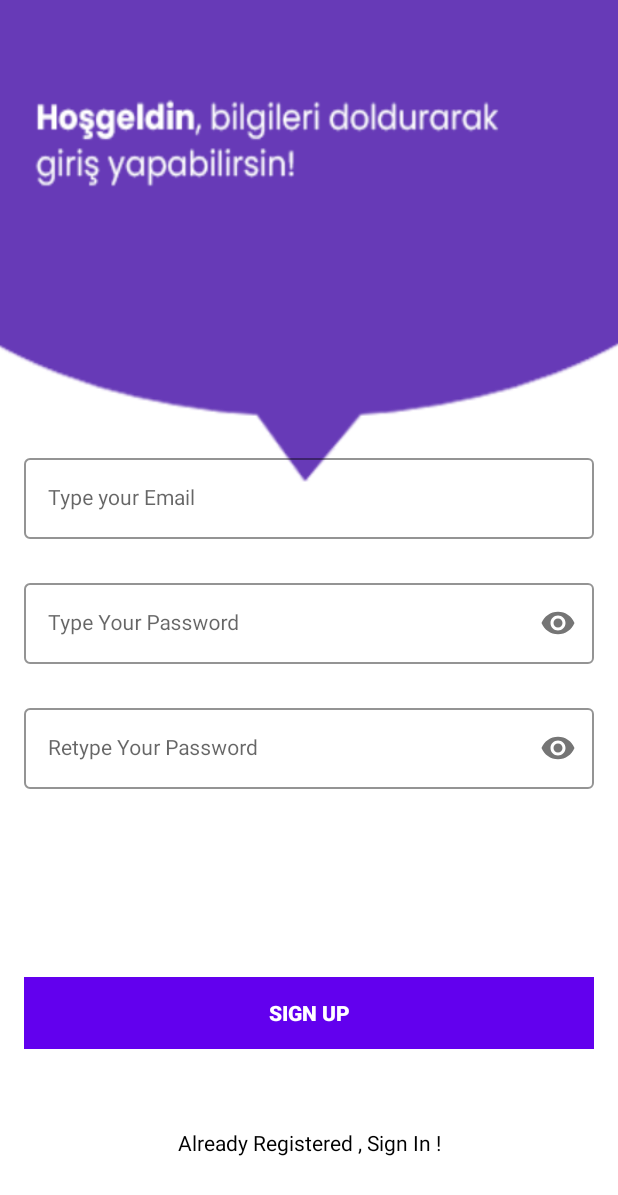
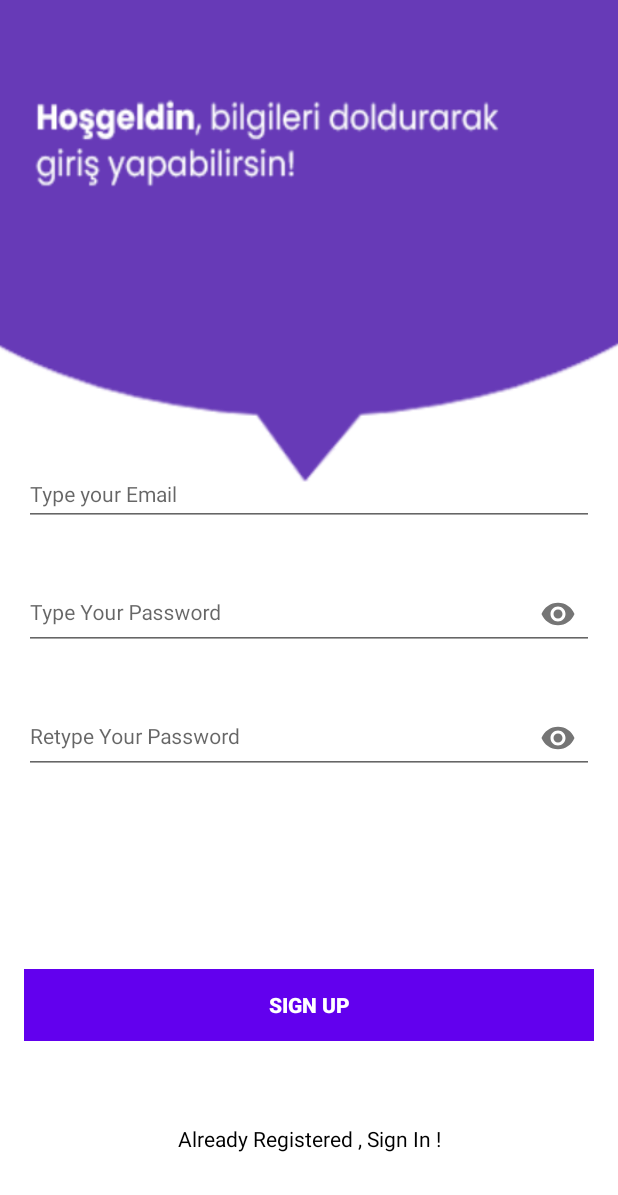
Before and after one commit to emrekentli/adopt-me-app, an Android app: the screen it shows after launch (MainActivity), after a tap on an icon or button, on a phone screen of 412 x 824 dp. Shown: the top 1195 px of the screen. Run offline under Robolectric (Android 15) with nearby library versions, the phone set to English and light mode, and no system bars; our stand-ins replace Firebase (no records; nobody signed in at launch, a user with empty details on screens opened directly).

Commit message:
register ui implemented

```diff
--- a/app/src/main/java/com/emrekentli/adoptme/fragments/RegisterFragment.java
+++ b/app/src/main/java/com/emrekentli/adoptme/fragments/RegisterFragment.java
@@ -23,7 +23,7 @@ public class RegisterFragment extends Fragment {
     @Override
     public View onCreateView(LayoutInflater inflater, ViewGroup container, Bundle savedInstanceState) {
         View view = inflater.inflate(R.layout.register_fragment, container, false);
-
+        registerButton = view.findViewById(R.id.registrationButton);
         registerButton.setOnClickListener(new View.OnClickListener() {
             @Override
             public void onClick(View v) {
--- a/app/src/main/java/com/emrekentli/adoptme/fragments/WelcomeFragment.java
+++ b/app/src/main/java/com/emrekentli/adoptme/fragments/WelcomeFragment.java
@@ -88,9 +88,8 @@ public class WelcomeFragment extends Fragment {
         } catch (Exception e) {
             e.printStackTrace();
         }
-        // Insert the fragment by replacing any existing fragment
         FragmentManager fragmentManager = getActivity().getSupportFragmentManager();
-        fragmentManager.beginTransaction().addToBackStack(null).replace(R.id.fragmentLayout, fragment)
+        fragmentManager.beginTransaction().addToBackStack(null).replace(R.id.welcomeFragmentLayout, fragment)
                 .commit();
     }
 
--- a/app/src/main/res/layout/register_fragment.xml
+++ b/app/src/main/res/layout/register_fragment.xml
@@ -21,7 +21,7 @@
         app:layout_constraintStart_toStartOf="parent"
         app:layout_constraintTop_toTopOf="parent">
 
-        <com.google.android.material.textfield.TextInputEditText
+        <EditText
             android:id="@+id/emailEt"
             style="@style/LoginTextInputInnerFieldStyle"
             android:layout_width="match_parent"
@@ -45,7 +45,7 @@
         app:layout_constraintTop_toBottomOf="@id/emailLayout"
         app:passwordToggleEnabled="true">
 
-        <com.google.android.material.textfield.TextInputEditText
+        <EditText
             android:id="@+id/passET"
             style="@style/LoginTextInputInnerFieldStyle"
             android:layout_width="match_parent"
@@ -69,7 +69,7 @@
         app:layout_constraintTop_toBottomOf="@id/passwordLayout"
         app:passwordToggleEnabled="true">
 
-        <com.google.android.material.textfield.TextInputEditText
+        <EditText
             android:id="@+id/confirmPassEt"
             style="@style/LoginTextInputInnerFieldStyle"
             android:layout_width="match_parent"
@@ -79,7 +79,7 @@
     </com.google.android.material.textfield.TextInputLayout>
 
     <androidx.appcompat.widget.AppCompatButton
-        android:id="@+id/button"
+        android:id="@+id/registrationButton"
         android:layout_width="0dp"
         android:layout_height="wrap_content"
         android:layout_marginHorizontal="16dp"
@@ -102,5 +102,5 @@
         app:layout_constraintEnd_toEndOf="parent"
         app:layout_constraintHorizontal_bias="0.5"
         app:layout_constraintStart_toStartOf="parent"
-        app:layout_constraintTop_toBottomOf="@+id/button" />
+        app:layout_constraintTop_toBottomOf="@+id/registrationButton" />
 </androidx.constraintlayout.widget.ConstraintLayout>
--- a/app/src/main/res/layout/welcome_fragment.xml
+++ b/app/src/main/res/layout/welcome_fragment.xml
@@ -2,7 +2,7 @@
 <androidx.appcompat.widget.LinearLayoutCompat
     xmlns:android="http://schemas.android.com/apk/res/android"
     xmlns:app="http://schemas.android.com/apk/res-auto"
-    android:id="@+id/container"
+    android:id="@+id/welcomeFragmentLayout"
     android:layout_width="match_parent"
     android:layout_height="match_parent"
     android:background="#673AB7"
--- a/app/src/main/res/values/themes.xml
+++ b/app/src/main/res/values/themes.xml
@@ -1,7 +1,7 @@
 <resources xmlns:tools="http://schemas.android.com/tools">
     <!-- Base application theme. -->
 
-    <style name="Theme.EvcilHayvanSahiplenme" parent="Theme.AppCompat.Light.NoActionBar">
+    <style name="Theme.EvcilHayvanSahiplenme" parent="Theme.AppCompat.Light.NoActionBar" >
         <item name="android:forceDarkAllowed" tools:targetApi="q">false</item>
         <!-- Primary brand color. -->
         <item name="colorPrimary">@color/purple_500</item>
@@ -16,14 +16,17 @@
         <!-- Customize your theme here. -->
     </style>
 
-    <style name="LoginTextInputOuterFieldStyle" parent="Widget.MaterialComponents.TextInputLayout.OutlinedBox">
+
+    <style name="LoginTextInputOuterFieldStyle" parent="Widget.Design.TextInputLayout">
         <item name="android:layout_width">match_parent</item>
         <item name="android:layout_height">wrap_content</item>
         <item name="android:layout_marginTop">15dp</item>
         <item name="android:layout_marginBottom">15dp</item>
+        <item name="boxStrokeColor">@color/purple_500</item>
+        <item name="hintTextColor">@color/purple_500</item>
     </style>
 
-    <style name="LoginTextInputInnerFieldStyle" parent="Widget.MaterialComponents.TextInputLayout.OutlinedBox">
+    <style name="LoginTextInputInnerFieldStyle" parent="Widget.AppCompat.EditText">
         <item name="android:layout_width">match_parent</item>
         <item name="android:layout_height">wrap_content</item>
         <item name="android:textColor">@color/black</item>
```
